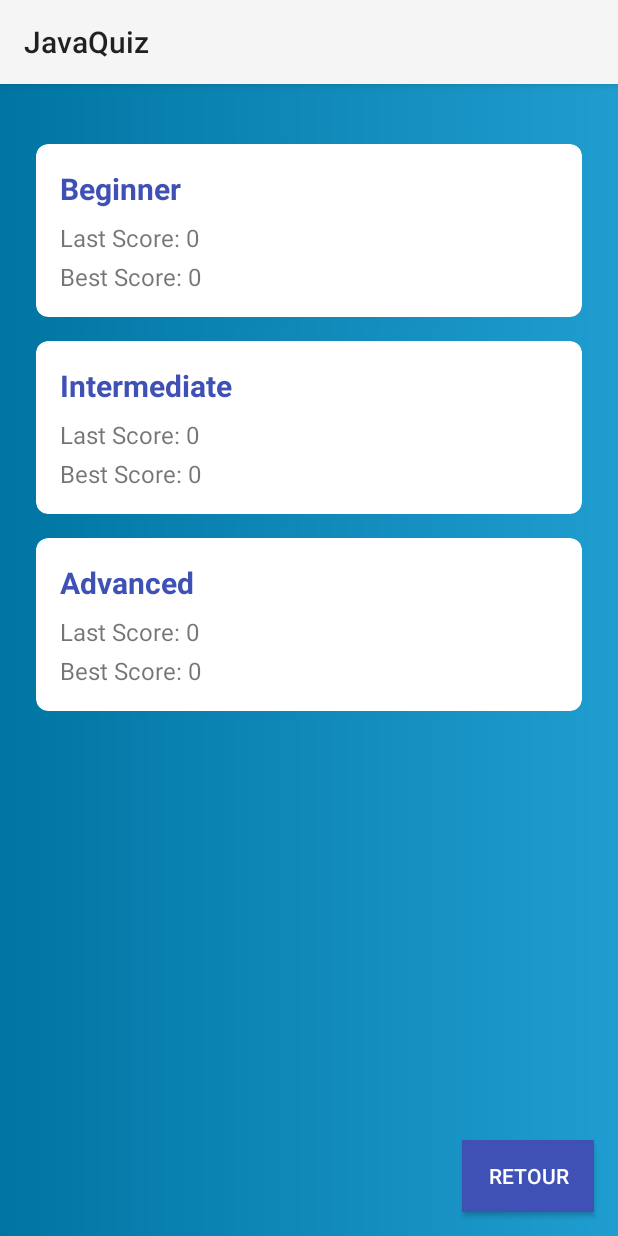
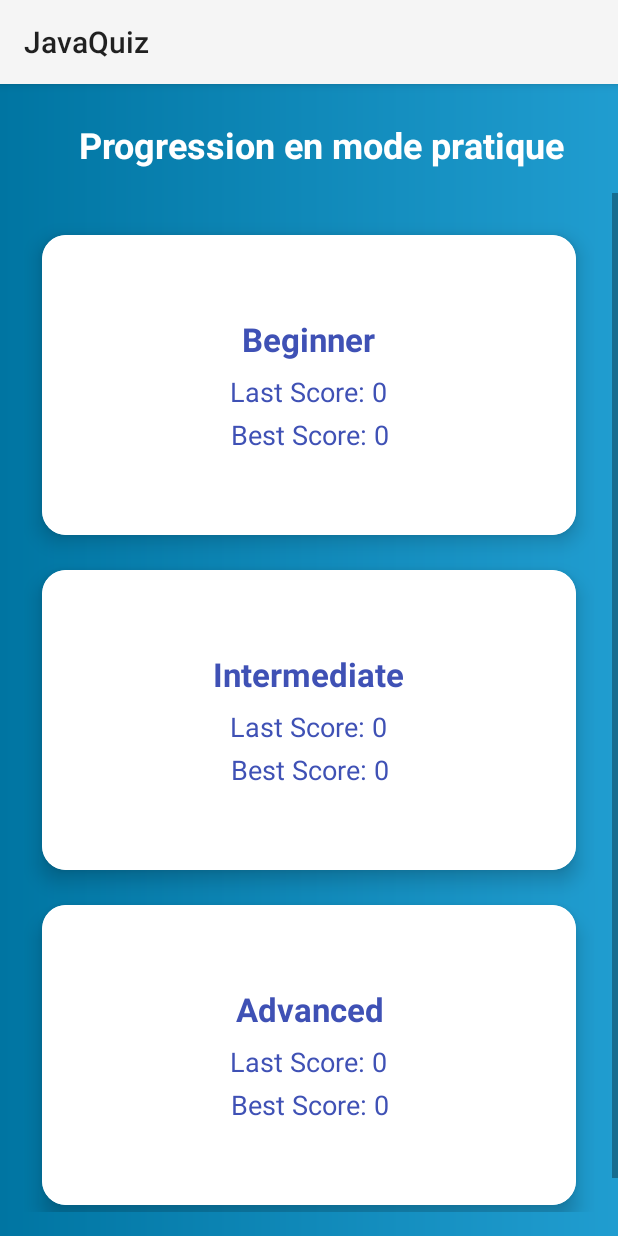
Before and after one commit to sofexbk/PROJET_Jaquiz_G2, an Android app: the ProgressionActivity screen opened directly, with no data from a screen before it, on a phone screen of 412 x 824 dp. Run offline under Robolectric (Android 15) with nearby library versions, the phone set to English and light mode, and no system bars.

Commit message:
améliorer progression

```diff
--- a/app/src/main/java/com/example/javaquiz/Models/QuestionExam.java
+++ b/app/src/main/java/com/example/javaquiz/Models/QuestionExam.java
@@ -5,17 +5,12 @@ public class QuestionExam {
     private String[] options;
     private String correctAnswer;
     private String category;
-    private int points;
 
     public QuestionExam(String questionText, String[] options, String correctAnswer, String category) {
         this.questionText = questionText;
         this.options = options;
         this.correctAnswer = correctAnswer;
         this.category = category;
-    }
-
-    public int getPoints() {
-        return points;
     }
 
     public String getQuestionText() {
--- a/app/src/main/java/com/example/javaquiz/PracticeModeActivity.java
+++ b/app/src/main/java/com/example/javaquiz/PracticeModeActivity.java
@@ -6,6 +6,7 @@ import android.content.Intent;
 import android.content.res.ColorStateList;
 import android.os.Bundle;
 import android.os.SystemClock;
+import android.util.Log;
 import android.view.View;
 import android.widget.LinearLayout;
 import android.widget.TextView;
@@ -15,6 +16,7 @@ import androidx.cardview.widget.CardView;
 
 import com.example.javaquiz.Models.Question;
 import com.example.javaquiz.Utils.JSONParser;
+import com.example.javaquiz.Utils.QuizDatabaseHelper;
 import com.example.javaquiz.Utils.loadQuizData;
 
 import java.util.List;
@@ -148,6 +150,11 @@ public class PracticeModeActivity extends AppCompatActivity {
 
         // Show final score in a popup
         AlertDialog.Builder builder = new AlertDialog.Builder(this);
+        // Récupérer le niveau sélectionné qui a été passé à l'activité
+        String selectedLevel = getIntent().getStringExtra("LEVEL");
+        if (selectedLevel == null) {
+            selectedLevel = "beginner"; // Valeur par défaut
+        }
         builder.setTitle("Quiz Completed!")
                 .setMessage(String.format("You scored %d/%d in %d seconds.", score, questions.size(), elapsedTime))
                 .setPositiveButton("Return to Home", (dialog, which) -> {
@@ -163,5 +170,18 @@ public class PracticeModeActivity extends AppCompatActivity {
                 })
                 .setCancelable(false)
                 .show();
+        saveResultToDatabase("Practice", score, elapsedTime, selectedLevel);
+    }
+    private void saveResultToDatabase(String quizMode, int score, long timeTaken, String category) {
+        QuizDatabaseHelper dbHelper = new QuizDatabaseHelper(this);
+        // Enregistrer et vérifier le résultat
+        long result = dbHelper.saveQuizResult(quizMode, score, timeTaken, category);
+
+        if (result != -1) {
+            // Log pour déboguer
+            Log.d("PracticeModeActivity", "Score saved successfully - Category: " + category + ", Score: " + score);
+        } else {
+            Log.e("PracticeModeActivity", "Error saving score for category: " + category);
+        }
     }
 }
--- a/app/src/main/java/com/example/javaquiz/ProgressionActivity.java
+++ b/app/src/main/java/com/example/javaquiz/ProgressionActivity.java
@@ -33,12 +33,6 @@ public class ProgressionActivity extends AppCompatActivity {
 
         loadUserStats();
 
-        Button btnBack = findViewById(R.id.btnBack);
-        btnBack.setOnClickListener(v -> {
-            Intent intent = new Intent(ProgressionActivity.this, HomeActivity.class);
-            startActivity(intent);
-            finish();
-        });
     }
 
     @SuppressLint("Range")
--- a/app/src/main/res/layout/activity_progression.xml
+++ b/app/src/main/res/layout/activity_progression.xml
@@ -1,5 +1,6 @@
 <?xml version="1.0" encoding="utf-8"?>
-<androidx.constraintlayout.widget.ConstraintLayout xmlns:android="http://schemas.android.com/apk/res/android"
+<androidx.constraintlayout.widget.ConstraintLayout
+    xmlns:android="http://schemas.android.com/apk/res/android"
     xmlns:app="http://schemas.android.com/apk/res-auto"
     xmlns:tools="http://schemas.android.com/tools"
     android:layout_width="match_parent"
@@ -7,33 +8,46 @@
     android:background="@drawable/home_background"
     tools:context=".ProgressionActivity">
 
+    <!-- Titre de la page -->
+    <TextView
+        android:id="@+id/pageTitle"
+        android:layout_width="wrap_content"
+        android:layout_height="wrap_content"
+        android:text="Progression en mode pratique"
+        android:textSize="24sp"
+        android:textStyle="bold"
+        android:textColor="@android:color/white"
+        android:layout_marginTop="24dp"
+        android:layout_marginStart="16dp"
+        app:layout_constraintTop_toTopOf="parent"
+        app:layout_constraintStart_toStartOf="parent"
+        app:layout_constraintEnd_toEndOf="parent"
+        android:gravity="center" />
+
+    <!-- Conteneur des catégories -->
     <ScrollView
+        android:id="@+id/categoriesScrollView"
         android:layout_width="match_parent"
         android:layout_height="0dp"
         android:layout_marginTop="16dp"
         android:layout_marginBottom="16dp"
-        app:layout_constraintTop_toTopOf="parent"
-        app:layout_constraintBottom_toTopOf="@id/btnBack">
+        android:contentDescription="Liste des catégories et progression"
+        android:importantForAccessibility="yes"
+        app:layout_constraintTop_toBottomOf="@id/pageTitle"
+        app:layout_constraintBottom_toBottomOf="parent"
+        app:layout_constraintStart_toStartOf="parent"
+        app:layout_constraintEnd_toEndOf="parent">
 
         <LinearLayout
             android:id="@+id/categoriesContainer"
             android:layout_width="match_parent"
             android:layout_height="wrap_content"
             android:orientation="vertical"
-            android:padding="16dp"/>
+            android:padding="16dp"
+            android:divider="@android:color/transparent"
+            android:showDividers="middle"
+            android:dividerPadding="12dp" />
 
     </ScrollView>
 
-    <Button
-        android:id="@+id/btnBack"
-        android:layout_width="wrap_content"
-        android:layout_height="wrap_content"
-        android:text="Retour"
-        android:textColor="@android:color/white"
-        android:layout_marginBottom="16dp"
-        android:background="@color/primary_color"
-        app:layout_constraintBottom_toBottomOf="parent"
-        app:layout_constraintEnd_toEndOf="parent"
-        android:layout_marginEnd="16dp" />
-
 </androidx.constraintlayout.widget.ConstraintLayout>
--- a/app/src/main/res/layout/item_category_stats.xml
+++ b/app/src/main/res/layout/item_category_stats.xml
@@ -1,39 +1,50 @@
 <?xml version="1.0" encoding="utf-8"?>
-<androidx.cardview.widget.CardView xmlns:android="http://schemas.android.com/apk/res/android"
+<androidx.cardview.widget.CardView
+    xmlns:android="http://schemas.android.com/apk/res/android"
     xmlns:app="http://schemas.android.com/apk/res-auto"
     android:layout_width="match_parent"
-    android:layout_height="wrap_content"
-    android:layout_margin="8dp"
-    app:cardCornerRadius="8dp"
-    app:cardElevation="4dp">
+    android:layout_height="200dp"
+    android:layout_margin="12dp"
+    app:cardCornerRadius="16dp"
+    app:cardElevation="8dp">
 
     <LinearLayout
         android:layout_width="match_parent"
-        android:layout_height="wrap_content"
+        android:layout_height="match_parent"
         android:orientation="vertical"
-        android:padding="16dp">
+        android:gravity="center"
+        android:padding="16dp"
+        android:background="@color/white">
 
         <TextView
             android:id="@+id/categoryTitle"
-            android:layout_width="match_parent"
+            android:layout_width="wrap_content"
             android:layout_height="wrap_content"
-            android:textSize="20sp"
+            android:text="Category Title"
+            android:textSize="22sp"
             android:textStyle="bold"
-            android:textColor="@color/primary_color"/>
+            android:gravity="center"
+            android:textColor="@color/primary_color" />
 
         <TextView
             android:id="@+id/lastScoreText"
-            android:layout_width="match_parent"
+            android:layout_width="wrap_content"
             android:layout_height="wrap_content"
             android:layout_marginTop="8dp"
-            android:textSize="16sp"/>
+            android:text="Last Score"
+            android:textSize="18sp"
+            android:textColor="@color/primary_color"
+            android:gravity="center" />
 
         <TextView
             android:id="@+id/bestScoreText"
-            android:layout_width="match_parent"
+            android:layout_width="wrap_content"
             android:layout_height="wrap_content"
             android:layout_marginTop="4dp"
-            android:textSize="16sp"/>
+            android:text="Best Score"
+            android:textSize="18sp"
+            android:textColor="@color/primary_color"
+            android:gravity="center" />
 
     </LinearLayout>
 </androidx.cardview.widget.CardView>
```
